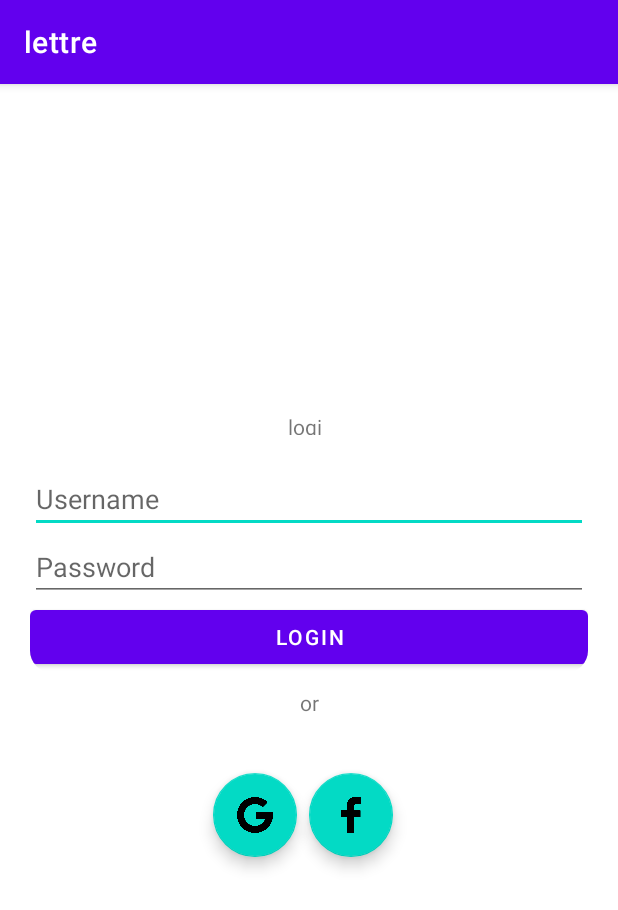
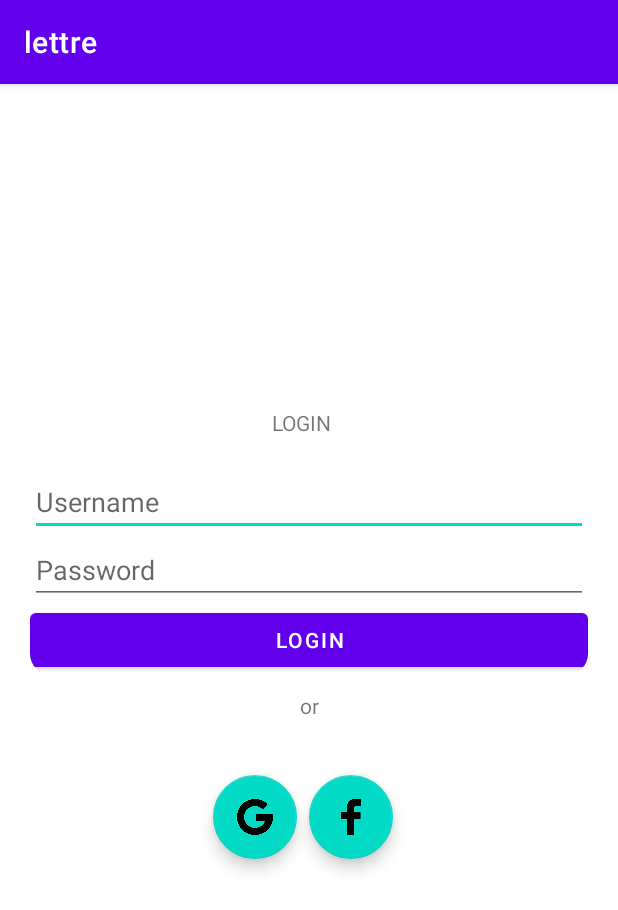
Before and after one commit to monishstark/lettre_project, an Android app: the screen it shows after launch (login), on a phone screen of 412 x 824 dp. Shown: the top 910 px of the screen. Run offline under Robolectric (Android 15) with nearby library versions, the phone set to English and light mode, and no system bars; our stand-ins replace Firebase (no records; nobody signed in at launch, a user with empty details on screens opened directly).

Commit message:
Small change

```diff
--- a/app/src/main/res/layout/activity_login.xml
+++ b/app/src/main/res/layout/activity_login.xml
@@ -1,5 +1,6 @@
 <?xml version="1.0" encoding="utf-8"?>
-<androidx.constraintlayout.widget.ConstraintLayout xmlns:android="http://schemas.android.com/apk/res/android"
+<androidx.constraintlayout.widget.ConstraintLayout
+    xmlns:android="http://schemas.android.com/apk/res/android"
     xmlns:app="http://schemas.android.com/apk/res-auto"
     xmlns:tools="http://schemas.android.com/tools"
     android:layout_width="match_parent"
@@ -8,11 +9,11 @@
 
     <TextView
         android:id="@+id/login"
-        android:layout_width="28dp"
-        android:layout_height="15dp"
+        android:layout_width="50dp"
+        android:layout_height="20dp"
         android:layout_marginTop="198dp"
         android:layout_marginBottom="514dp"
-        android:text="login "
+        android:text="LOGIN"
         app:layout_constraintBottom_toBottomOf="parent"
         app:layout_constraintEnd_toEndOf="@+id/cardView"
         app:layout_constraintStart_toStartOf="@+id/cardView"
```
